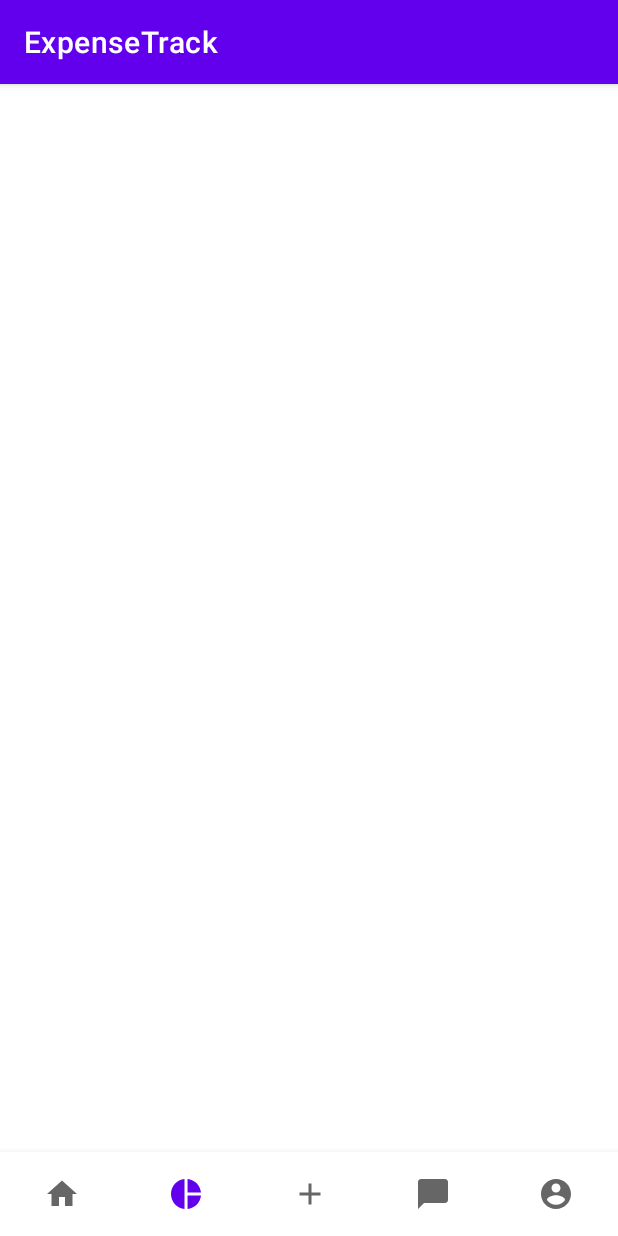
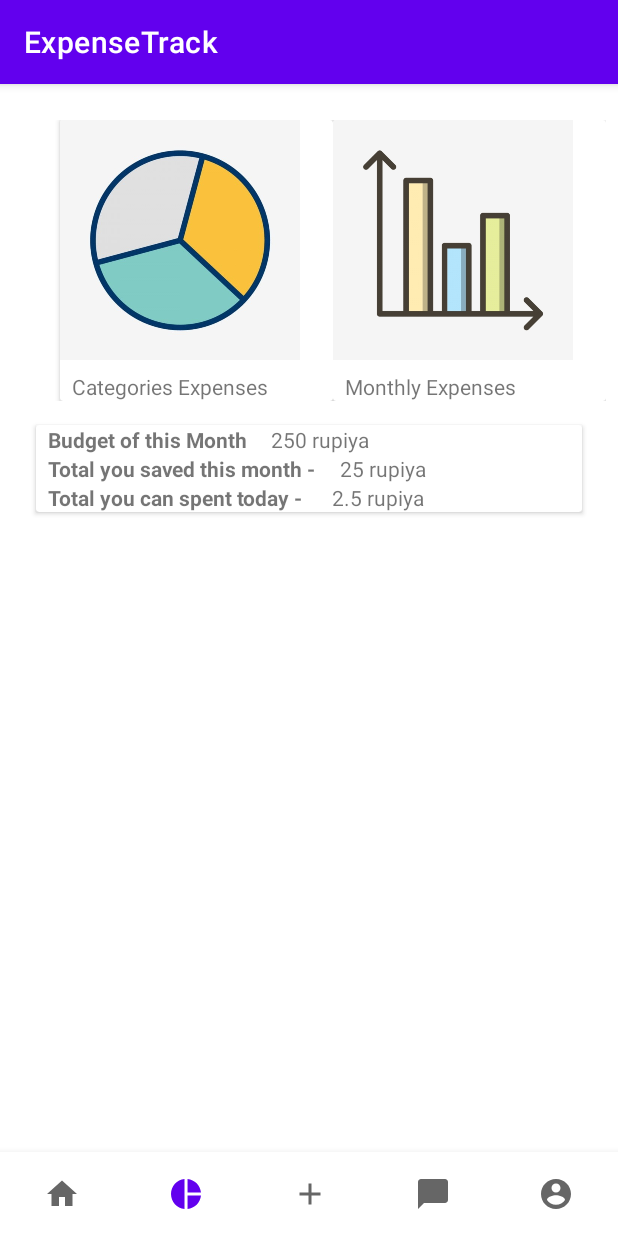
Before and after one commit to nikeight/expense_tracker_app, an Android app: the ExpenseTrackFragment screen opened through its navigation route, on a phone screen of 412 x 824 dp. Run offline under Robolectric (Android 15) with nearby library versions, the phone set to English and light mode, and no system bars; our stand-ins replace navigation-ui.

Commit message:
base layout of the expense frag

```diff
--- a/app/src/main/res/layout/fragment_expense_track.xml
+++ b/app/src/main/res/layout/fragment_expense_track.xml
@@ -1,22 +1,146 @@
 <?xml version="1.0" encoding="utf-8"?>
 <RelativeLayout xmlns:android="http://schemas.android.com/apk/res/android"
     android:layout_width="match_parent"
-    android:layout_height="match_parent">
+    android:layout_height="match_parent"
+    xmlns:app="http://schemas.android.com/apk/res-auto">
 
     <LinearLayout
+        android:id="@+id/graphLayout"
         android:layout_width="match_parent"
         android:layout_height="wrap_content"
-        android:orientation="horizontal">
+        android:orientation="horizontal"
+        android:layout_marginTop="24dp"
+        android:layout_marginStart="8dp"
+        android:layout_marginEnd="8dp">
 
         <androidx.cardview.widget.CardView
-            android:layout_width="wrap_content"
+            android:layout_width="0dp"
+            android:layout_height="wrap_content"
+            android:layout_weight="1"
+            android:layout_marginStart="32dp">
+
+            <RelativeLayout
+                android:layout_width="match_parent"
+                android:layout_height="wrap_content">
+
+                <ImageView
+                    android:id="@+id/pieChart"
+                    android:layout_width="160dp"
+                    android:layout_height="160dp"
+                    android:src="@drawable/pie_chart"/>
+
+                <TextView
+                    android:layout_width="wrap_content"
+                    android:layout_height="wrap_content"
+                    android:layout_marginTop="8dp"
+                    android:layout_marginStart="8dp"
+                    android:text="Categories Expenses"
+                    android:layout_below="@+id/pieChart"/>
+
+            </RelativeLayout>
+
+        </androidx.cardview.widget.CardView>
+
+        <androidx.cardview.widget.CardView
+            android:layout_width="0dp"
             android:layout_height="wrap_content"
             android:layout_weight="1">
 
+            <RelativeLayout
+                android:layout_width="match_parent"
+                android:layout_height="wrap_content">
 
+                <ImageView
+                    android:id="@+id/graph"
+                    android:layout_width="160dp"
+                    android:layout_height="160dp"
+                    android:src="@drawable/graph"/>
+
+                <TextView
+                    android:layout_width="wrap_content"
+                    android:layout_height="wrap_content"
+                    android:layout_marginTop="8dp"
+                    android:layout_marginStart="8dp"
+                    android:text="Monthly Expenses"
+                    android:layout_below="@+id/graph"/>
+
+            </RelativeLayout>
 
         </androidx.cardview.widget.CardView>
 
     </LinearLayout>
 
+    <androidx.cardview.widget.CardView
+        android:layout_width="match_parent"
+        android:layout_height="wrap_content"
+        android:layout_below="@+id/graphLayout"
+        android:layout_marginStart="24dp"
+        android:layout_marginEnd="24dp"
+        android:layout_marginTop="16dp">
+
+        <RelativeLayout
+            android:layout_width="match_parent"
+            android:layout_height="wrap_content">
+
+            <TextView
+                android:id="@+id/budgetHeading"
+                android:layout_width="wrap_content"
+                android:layout_height="wrap_content"
+                android:text="Budget of this Month"
+                android:textSize="14dp"
+                android:textStyle="bold"
+                android:layout_marginStart="8dp"/>
+
+            <TextView
+                android:id="@+id/budget_tv"
+                android:layout_width="wrap_content"
+                android:layout_height="wrap_content"
+                android:layout_toRightOf="@id/budgetHeading"
+                android:text="250 rupiya"
+                android:textSize="14sp"
+                android:layout_marginStart="16dp"/>
+
+            <TextView
+                android:id="@+id/savingHeading"
+                android:layout_width="wrap_content"
+                android:layout_height="wrap_content"
+                android:layout_below="@id/budgetHeading"
+                android:text="Total you saved this month -"
+                android:textSize="14dp"
+                android:textStyle="bold"
+                android:layout_marginStart="8dp"/>
+
+            <TextView
+                android:id="@+id/saved_tv"
+                android:layout_width="wrap_content"
+                android:layout_height="wrap_content"
+                android:layout_toRightOf="@id/savingHeading"
+                android:layout_below="@+id/budget_tv"
+                android:text="25 rupiya"
+                android:textSize="14sp"
+                android:layout_marginStart="16dp"/>
+
+            <TextView
+                android:id="@+id/spentHeading"
+                android:layout_width="wrap_content"
+                android:layout_height="wrap_content"
+                android:layout_below="@id/savingHeading"
+                android:text="Total you can spent today - "
+                android:textSize="14dp"
+                android:textStyle="bold"
+                android:layout_marginStart="8dp"/>
+
+            <TextView
+                android:layout_width="wrap_content"
+                android:layout_height="wrap_content"
+                android:layout_toRightOf="@id/spentHeading"
+                android:layout_below="@+id/saved_tv"
+                android:text="2.5 rupiya"
+                android:textSize="14sp"
+                android:layout_marginStart="16dp"/>
+
+        </RelativeLayout>
+
+    </androidx.cardview.widget.CardView>
+
 </RelativeLayout>
```
Also changed, not shown: app/src/main/res/drawable/graph.jpg (added), app/src/main/res/drawable/pie_chart.jpg (added).
